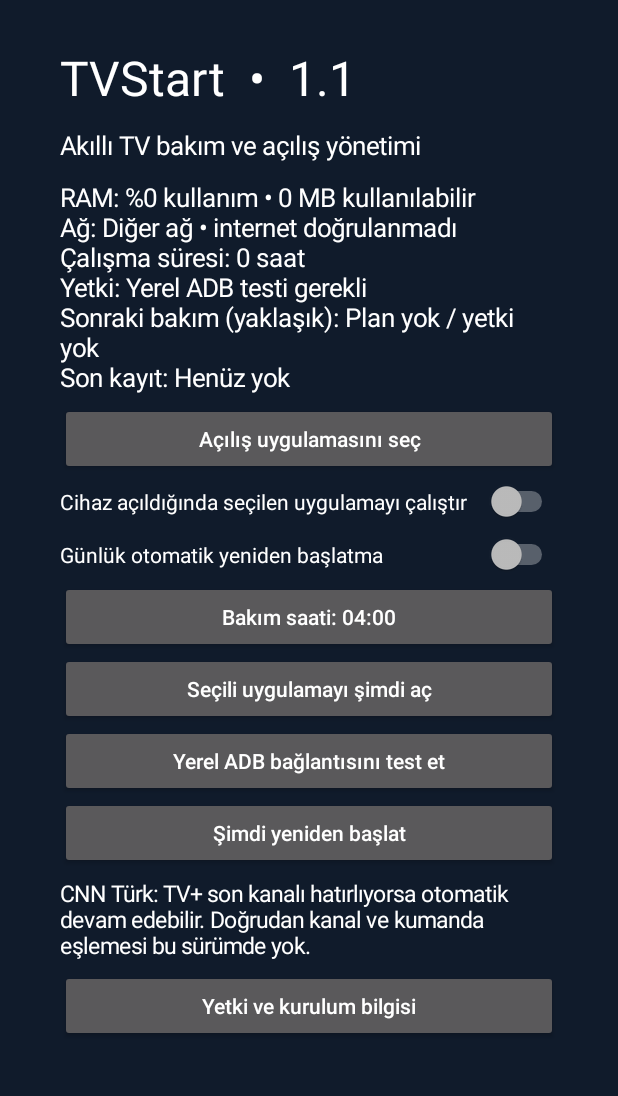
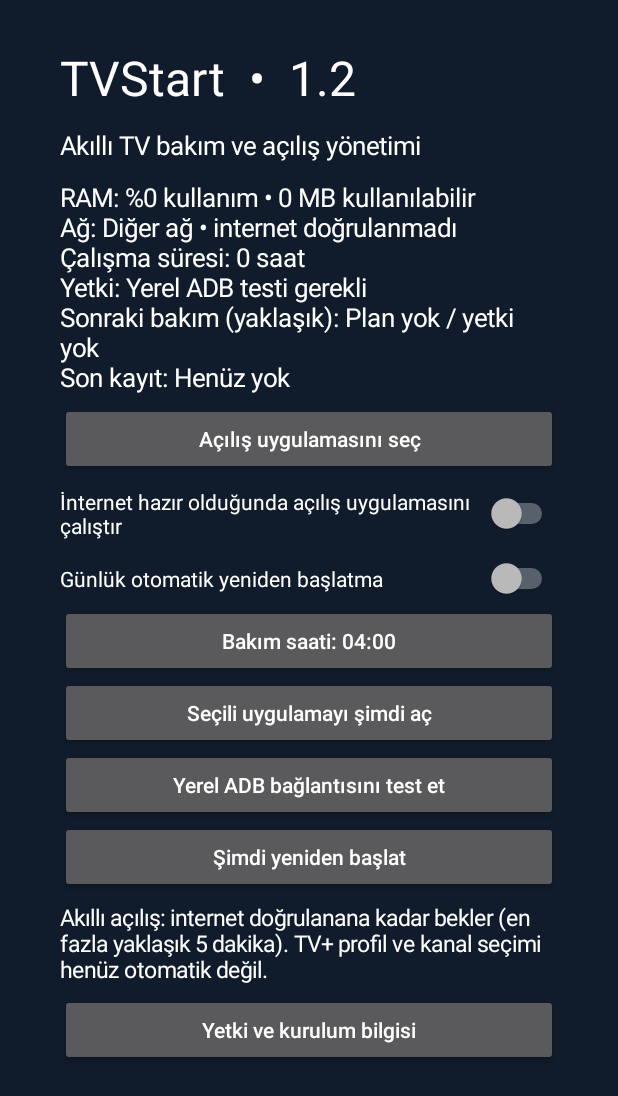
Before and after one commit to hizmetall-sys/tvstart, an Android app: the screen it shows after launch (MainActivity), on a phone screen of 412 x 824 dp. Shown: the top 1096 px of the screen. Run offline under Robolectric (Android 15) with nearby library versions, the phone set to English and light mode, and no system bars.

Commit message:
TVStart 1.2 MainActivity.java

```diff
--- a/app/src/main/java/com/hizmetall/tvstart/MainActivity.java
+++ b/app/src/main/java/com/hizmetall/tvstart/MainActivity.java
@@ -16,15 +16,15 @@ public class MainActivity extends Activity {
     TextView label(String s,int size){TextView t=new TextView(this);t.setText(s);t.setTextSize(size);t.setTextColor(Color.WHITE);t.setPadding(0,dp(6),0,dp(6));return t;}
     Button btn(String s,View.OnClickListener l){Button b=new Button(this);b.setText(s);b.setAllCaps(false);b.setOnClickListener(l);return b;}
     @Override public void onCreate(Bundle b){super.onCreate(b);ScrollView sc=new ScrollView(this);sc.setFillViewport(true);sc.setBackgroundColor(0xff101b2b);LinearLayout root=new LinearLayout(this);root.setOrientation(1);root.setPadding(dp(40),dp(24),dp(40),dp(24));sc.addView(root);setContentView(sc);
-        root.addView(label("TVStart  •  1.1",32));root.addView(label("Akıllı TV bakım ve açılış yönetimi",17));status=label("",17);root.addView(status);
+        root.addView(label("TVStart  •  1.2",32));root.addView(label("Akıllı TV bakım ve açılış yönetimi",17));status=label("",17);root.addView(status);
         choose=btn("Açılış uygulamasını seç",v->pick());root.addView(choose);
-        auto=new Switch(this);auto.setText("Cihaz açıldığında seçilen uygulamayı çalıştır");auto.setTextColor(Color.WHITE);auto.setPadding(0,dp(8),0,dp(8));auto.setChecked(Engine.prefs(this).getBoolean("auto",false));auto.setOnCheckedChangeListener((v,on)->{Engine.prefs(this).edit().putBoolean("auto",on).apply();refresh();});root.addView(auto);
+        auto=new Switch(this);auto.setText("İnternet hazır olduğunda açılış uygulamasını çalıştır");auto.setTextColor(Color.WHITE);auto.setPadding(0,dp(8),0,dp(8));auto.setChecked(Engine.prefs(this).getBoolean("auto",false));auto.setOnCheckedChangeListener((v,on)->{Engine.prefs(this).edit().putBoolean("auto",on).apply();refresh();});root.addView(auto);
         daily=new Switch(this);daily.setText("Günlük otomatik yeniden başlatma");daily.setTextColor(Color.WHITE);daily.setPadding(0,dp(8),0,dp(8));daily.setChecked(Engine.prefs(this).getBoolean("daily",false));daily.setOnCheckedChangeListener((v,on)->{Engine.prefs(this).edit().putBoolean("daily",on).apply();Engine.schedule(this);refresh();});root.addView(daily);
         time=btn("",v->{new TimePickerDialog(this,(view,hr,min)->{Engine.prefs(this).edit().putInt("hour",hr).putInt("minute",min).apply();Engine.schedule(this);refresh();},Engine.prefs(this).getInt("hour",4),Engine.prefs(this).getInt("minute",0),true).show();});root.addView(time);
         root.addView(btn("Seçili uygulamayı şimdi aç",v->{if(!Engine.open(this))toast("Uygulama açılamadı");refresh();}));
         root.addView(btn("Yerel ADB bağlantısını test et",v->{v.setEnabled(false);toast("ADB bağlantısı deneniyor. İzin sorulursa her zaman izin ver seçeneğini işaretleyin.");new Thread(()->{boolean ok=false;String msg;try{ok=LocalAdb.test(this);msg=ok?"Yerel ADB bağlantısı başarılı":"ADB testi başarısız";}catch(Exception e){msg="ADB: "+e.getMessage();}Engine.prefs(this).edit().putBoolean("adb",ok).apply();Engine.log(this,msg);Engine.schedule(this);final String result=msg;h.post(()->{v.setEnabled(true);toast(result);refresh();});}).start();}));
         root.addView(btn("Şimdi yeniden başlat",v->{if(!Engine.ready(this)){toast("Önce yerel ADB bağlantısını test edin.");return;}new AlertDialog.Builder(this).setTitle("Cihaz yeniden başlatılsın mı?").setNegativeButton("Vazgeç",null).setPositiveButton("Yeniden başlat",(d,w)->{new Thread(()->{boolean ok=Engine.reboot(this);h.post(()->{if(!ok)toast("İşlem başarısız; son kaydı kontrol edin");refresh();});}).start();}).show();}));
-        root.addView(label("CNN Türk: TV+ son kanalı hatırlıyorsa otomatik devam edebilir. Doğrudan kanal ve kumanda eşlemesi bu sürümde yok.",15));
+        root.addView(label("Akıllı açılış: internet doğrulanana kadar bekler (en fazla yaklaşık 5 dakika). TV+ profil ve kanal seçimi henüz otomatik değil.",15));
         root.addView(btn("Yetki ve kurulum bilgisi",v->new AlertDialog.Builder(this).setTitle("Yeniden başlatma yetkisi").setMessage("Geliştirici seçeneklerinde ağ ADB etkin olmalı (5555). Yerel ADB testini çalıştırın ve Android izin penceresini onaylayın. Cihazı sıfırlamayın. ADB portunu internete açmayın.").setPositiveButton("Tamam",null).show()));
         Engine.schedule(this);refresh();choose.requestFocus();
     }
```
